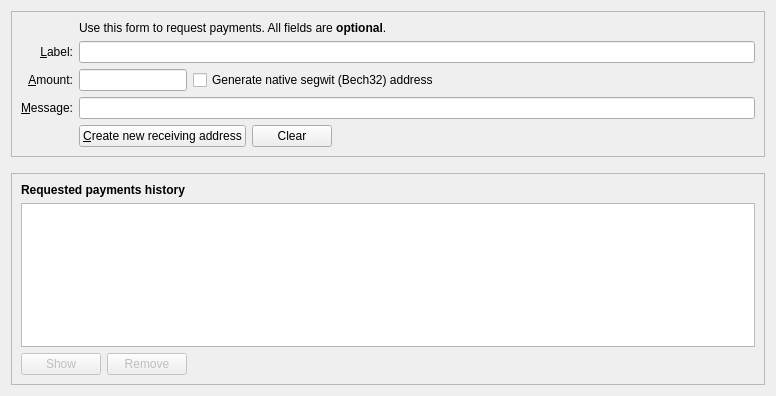
First picture: the form in src/qt/forms/receivecoinsdialog.ui, repository VeriConomy/vericoin, before the edit.
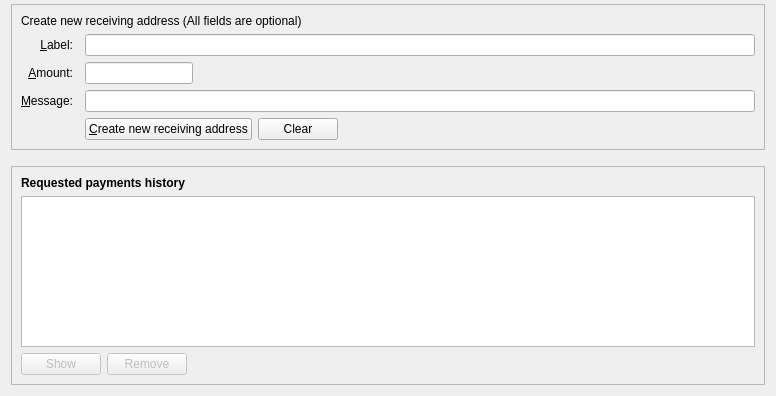
Second picture: the form after the edit. Icons and pictures are not drawn. Custom widgets are drawn as their Qt base class.

Commit message: Few UI Fixes (Community, bold, ...). Start implementation of receive page (#60)

```diff
--- a/src/qt/forms/receivecoinsdialog.ui
+++ b/src/qt/forms/receivecoinsdialog.ui
@@ -11,6 +11,9 @@
    </rect>
   </property>
   <layout class="QVBoxLayout" name="verticalLayout" stretch="0,0,1">
+   <property name="topMargin">
+    <number>4</number>
+   </property>
    <item>
     <widget class="QFrame" name="frame2">
      <property name="sizePolicy">
@@ -67,13 +70,6 @@
           </property>
          </widget>
         </item>
-        <item row="2" column="2">
-         <widget class="QLabel" name="label_5">
-          <property name="text">
-           <string>Use this form to request payments. All fields are &lt;b&gt;optional&lt;/b&gt;.</string>
-          </property>
-         </widget>
-        </item>
         <item row="4" column="0">
          <widget class="QLabel" name="label_2">
           <property name="toolTip">
@@ -188,31 +184,6 @@
             </property>
            </widget>
           </item>
-          <item>
-           <widget class="QCheckBox" name="useBech32">
-            <property name="sizePolicy">
-             <sizepolicy hsizetype="Fixed" vsizetype="Fixed">
-              <horstretch>0</horstretch>
-              <verstretch>0</verstretch>
-             </sizepolicy>
-            </property>
-            <property name="maximumSize">
-             <size>
-              <width>1000</width>
-              <height>16777215</height>
-             </size>
-            </property>
-            <property name="focusPolicy">
-             <enum>Qt::StrongFocus</enum>
-            </property>
-            <property name="toolTip">
-             <string>Native segwit addresses (aka Bech32 or BIP-173) reduce your transaction fees later on and offer better protection against typos, but old wallets don't support them. When unchecked, an address compatible with older wallets will be created instead.</string>
-            </property>
-            <property name="text">
-             <string>Generate native segwit (Bech32) address</string>
-            </property>
-           </widget>
-          </item>
           <item>
            <spacer name="horizontalSpacer_3">
             <property name="orientation">
@@ -228,6 +199,13 @@
           </item>
          </layout>
         </item>
+        <item row="2" column="0" colspan="3">
+         <widget class="QLabel" name="label_5">
+          <property name="text">
+           <string>&lt;html&gt;&lt;head/&gt;&lt;body&gt;&lt;p&gt;Create new receiving address (All fields are optional)&lt;/p&gt;&lt;/body&gt;&lt;/html&gt;</string>
+          </property>
+         </widget>
+        </item>
        </layout>
       </item>
      </layout>
```
Left out of the diff: 1 changed line with no effect on the pictures. The commit also changes 2 other files.
